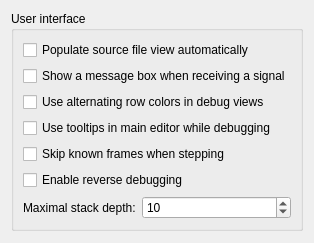
qt-creator/qt-creator, file src/plugins/debugger/commonoptionspage.ui: the form before one commit.
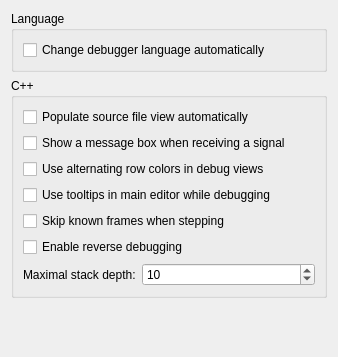
The form after the commit.

Commit message: Added automatic language switching option to debugger settings Additionally, hiding of debugger menu entries was done as most of them are irrelevant for QML debugging.

The edit to the form file:
```diff
--- a/src/plugins/debugger/commonoptionspage.ui
+++ b/src/plugins/debugger/commonoptionspage.ui
@@ -2,11 +2,38 @@
 <ui version="4.0">
  <class>CommonOptionsPage</class>
  <widget class="QWidget" name="CommonOptionsPage">
+  <property name="geometry">
+   <rect>
+    <x>0</x>
+    <y>0</y>
+    <width>338</width>
+    <height>357</height>
+   </rect>
+  </property>
   <layout class="QVBoxLayout" name="verticalLayout">
+   <item>
+    <widget class="QGroupBox" name="groupBox_2">
+     <property name="title">
+      <string>Language</string>
+     </property>
+     <layout class="QGridLayout" name="gridLayout">
+      <item row="0" column="0">
+       <widget class="QCheckBox" name="checkBoxChangeLanguageAutomatically">
+        <property name="toolTip">
+         <string>Changes the debugger language according to the currently opened file.</string>
+        </property>
+        <property name="text">
+         <string>Change debugger language automatically</string>
+        </property>
+       </widget>
+      </item>
+     </layout>
+    </widget>
+   </item>
    <item>
     <widget class="QGroupBox" name="groupBox">
      <property name="title">
-      <string>User interface</string>
+      <string>C++</string>
      </property>
      <layout class="QFormLayout" name="formLayout">
       <item row="0" column="0" colspan="2">
```
The commit also changes 8 other files.
